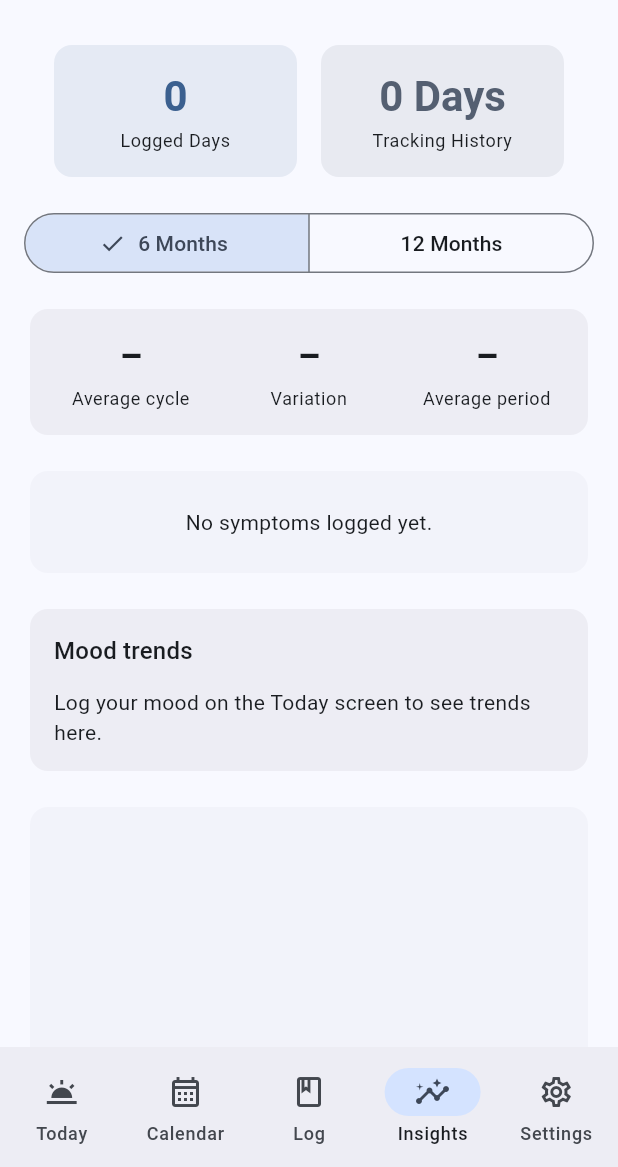
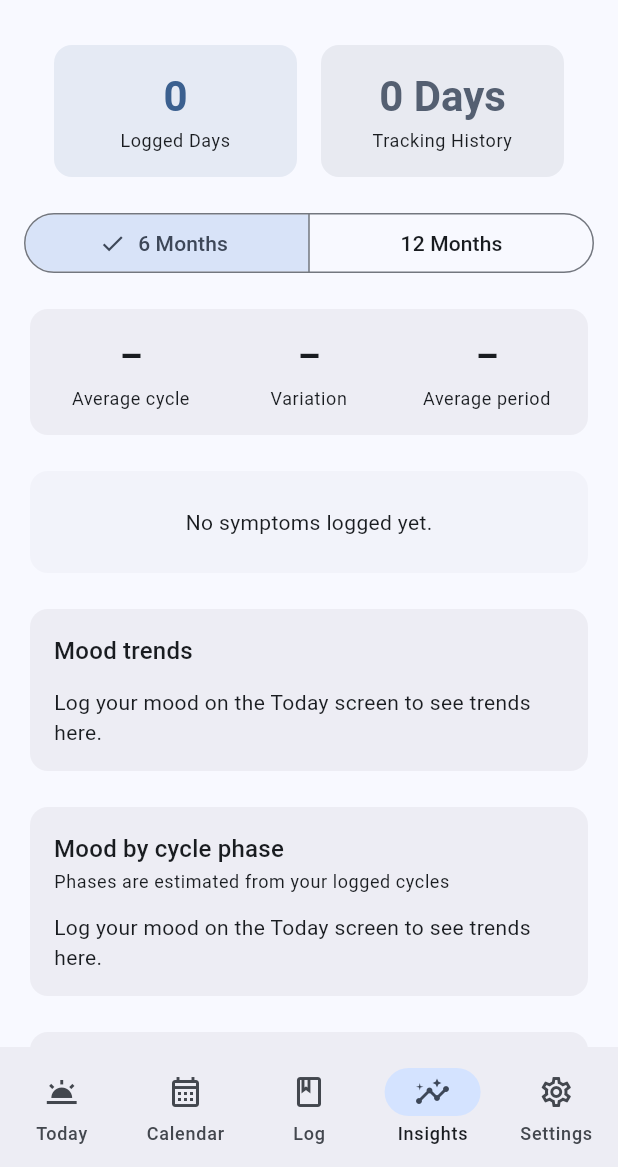
Before and after one commit to burakaydogmus/ruya, a Flutter app: the MainScreen screen opened directly, item 4 of the bottom bar chosen, on a phone screen of 412 x 824 dp, the part 69-1236 px from its top. Run offline on Flutter 3.47's test engine with Material 3 defaults, Android fonts, the phone set to English and light mode, and no system bars; drawn by our look-alikes of dynamic_color; our stand-ins replace file_picker, fl_chart, flutter_colorpicker, flutter_local_notifications, flutter_secure_storage, flutter_timezone and 7 more; missing offline and left inert: age_calculator, cryptography, home_widget, scrollable_clean_calendar, watch_connectivity; accounts and stored records are empty; generated files the repository leaves out were written again.

Commit message:
Extend insights: pill adherence, mood by cycle phase, cycle history
- lib/insights/insight_calculators.dart (pure Dart):
  PillAdherence counts active pill days (placebo skipped, today only once
  logged) as on time / late / skipped / not logged;
  MoodByPhase buckets moods by the phase of their own cycle using the same
  ovulation rule as CyclePhasePredictor (cross-checked day by day in tests);
  CycleHistory lists cycles newest first
- Insights tab shows the new cards (mood by phase only for natural cycles,
  pill card only with an active regimen)
- docs: milestone 2 status and Android limits of discrete mode
- 124 tests

```diff
--- /dev/null
+++ b/app/lib/insights/insight_calculators.dart
@@ -0,0 +1,164 @@
+import 'dart:math';
+
+import 'package:ruya/models/birth_control/pills/pill_intake.dart';
+import 'package:ruya/models/birth_control/pills/pill_regimen.dart';
+import 'package:ruya/models/birth_control/pills/pill_status_enum.dart';
+import 'package:ruya/models/cycle_phase/cycle_phase_enum.dart';
+import 'package:ruya/models/period_logs/daily_log_enums.dart';
+import 'package:ruya/models/period_logs/log_day.dart';
+import 'package:ruya/models/periods/period.dart';
+
+DateTime _d(DateTime d) => DateTime(d.year, d.month, d.day);
+
+int _diff(DateTime a, DateTime b) =>
+    DateTime.utc(a.year, a.month, a.day).difference(DateTime.utc(b.year, b.month, b.day)).inDays;
+
+/// Pill adherence for active (non-placebo) pill days.
+class PillAdherence {
+  const PillAdherence({
+    required this.expected,
+    required this.onTime,
+    required this.late,
+    required this.skipped,
+    required this.missed,
+  });
+
+  final int expected;
+  final int onTime;
+  final int late;
+  final int skipped;
+
+  /// Active pill days with no entry at all.
+  final int missed;
+
+  /// Share of active pills that were taken (on time or late), 0..1.
+  double? get takenRate => expected == 0 ? null : (onTime + late) / expected;
+
+  static const empty = PillAdherence(expected: 0, onTime: 0, late: 0, skipped: 0, missed: 0);
+
+  /// Counts every active pill day from max(regimen start, [since]) up to
+  /// yesterday; today counts only once an entry exists (it can still be taken).
+  static PillAdherence compute({
+    required PillRegimen regimen,
+    required List<PillIntake> intakes,
+    required DateTime since,
+    DateTime? now,
+  }) {
+    final today = _d(now ?? DateTime.now());
+    final start = _d(regimen.startDate);
+    final packLength = regimen.activePills + regimen.placeboPills;
+    if (packLength <= 0 || regimen.activePills <= 0) return empty;
+
+    final byDay = <DateTime, PillIntake>{for (final i in intakes) _d(i.scheduledDate): i};
+    var from = _d(since).isAfter(start) ? _d(since) : start;
+    var expected = 0, onTime = 0, late = 0, skipped = 0, missed = 0;
+    for (var day = from; !day.isAfter(today); day = DateTime(day.year, day.month, day.day + 1)) {
+      final indexInPack = _diff(day, start) % packLength;
+      if (indexInPack >= regimen.activePills) continue; // placebo / break
+      final intake = byDay[day];
+      if (day == today && intake == null) continue;
+      expected++;
+      switch (intake?.status) {
+        case PillIntakeStatus.taken:
+          onTime++;
+        case PillIntakeStatus.late:
+          late++;
+        case PillIntakeStatus.skipped:
+          skipped++;
+        case null:
+          missed++;
+      }
+    }
+    return PillAdherence(expected: expected, onTime: onTime, late: late, skipped: skipped, missed: missed);
+  }
+}
+
+/// One row of the cycle history list.
+class CycleHistoryEntry {
+  const CycleHistoryEntry({required this.start, required this.periodDays, this.cycleLength});
+
+  final DateTime start;
+  final int periodDays;
+
+  /// Null for the current (unfinished) cycle.
+  final int? cycleLength;
+}
+
+class CycleHistory {
+  CycleHistory._();
+
+  /// Most recent first, at most [limit] entries.
+  static List<CycleHistoryEntry> build(List<Period> periods, {int limit = 12}) {
+    final sorted = List<Period>.from(periods)..sort((a, b) => a.startDate.compareTo(b.startDate));
+    final entries = <CycleHistoryEntry>[
+      for (var i = 0; i < sorted.length; i++)
+        CycleHistoryEntry(
+          start: _d(sorted[i].startDate),
+          periodDays: sorted[i].totalDays,
+          cycleLength: i + 1 < sorted.length ? _diff(sorted[i + 1].startDate, sorted[i].startDate) : null,
+        ),
+    ];
+    return entries.reversed.take(limit).toList();
+  }
+}
+
+/// Mood counts grouped by the (estimated) cycle phase of the day they were logged.
+///
+/// Phase per day uses the actual cycle the day belongs to: period days are
+/// menstrual; ovulation ≈ next period − luteal length; the 5 days before it plus
+/// ovulation day are the fertile window; after that luteal. Days in a cycle
+/// longer than [maxCycleLength] (tracking gaps) or after the last period without
+/// a known cycle length beyond [maxCycleLength] are skipped.
+class MoodByPhase {
+  MoodByPhase._();
+
+  static const int maxCycleLength = 45;
+  static const List<CyclePhase> phases = [
+    CyclePhase.menstruation,
+    CyclePhase.follicular,
+    CyclePhase.fertileWindow,
+    CyclePhase.luteal,
+  ];
+
+  static Map<CyclePhase, Map<Mood, int>> compute({
+    required List<Period> periods,
+    required List<LogDay> logs,
+    int lutealPhaseLength = 14,
+    int defaultCycleLength = 28,
+  }) {
+    final sorted = List<Period>.from(periods)..sort((a, b) => a.startDate.compareTo(b.startDate));
+    final result = {for (final p in phases) p: <Mood, int>{}};
+    if (sorted.isEmpty) return result;
+
+    for (final log in logs) {
+      if (log.moods.isEmpty) continue;
+      final day = _d(log.date);
+      final idx = sorted.lastIndexWhere((p) => !_d(p.startDate).isAfter(day));
+      if (idx < 0) continue;
+      final period = sorted[idx];
+      final start = _d(period.startDate);
+      final cycleLength = idx + 1 < sorted.length ? _diff(sorted[idx + 1].startDate, start) : defaultCycleLength;
+      final cycleDay = _diff(day, start) + 1;
+      if (cycleLength > maxCycleLength || cycleDay > maxCycleLength) continue;
+
+      final luteal = min(lutealPhaseLength, max(1, cycleLength - period.totalDays));
+      // 1-based cycle day of ovulation; same as CyclePhasePredictor (next period - luteal).
+      final ovulationDay = cycleLength - luteal + 1;
+      final CyclePhase phase;
+      if (cycleDay <= period.totalDays) {
+        phase = CyclePhase.menstruation;
+      } else if (cycleDay > ovulationDay) {
+        phase = CyclePhase.luteal;
+      } else if (cycleDay >= ovulationDay - 5) {
+        phase = CyclePhase.fertileWindow;
+      } else {
+        phase = CyclePhase.follicular;
+      }
+      final counts = result[phase]!;
+      for (final mood in log.moods) {
+        counts[mood] = (counts[mood] ?? 0) + 1;
+      }
+    }
+    return result;
+  }
+}
--- a/app/lib/screens/dashboards/logs/widgets/tabs/logs_screen_insights_tab.dart
+++ b/app/lib/screens/dashboards/logs/widgets/tabs/logs_screen_insights_tab.dart
@@ -18,6 +18,10 @@ import 'package:ruya/widgets/insights/monthly_flow.dart';
 import 'package:ruya/widgets/insights/mood_frequency.dart';
 import 'package:ruya/widgets/insights/cycle_overview.dart';
 import 'package:ruya/models/period_logs/daily_log_enums.dart';
+import 'package:ruya/insights/insight_calculators.dart';
+import 'package:ruya/widgets/insights/extended_insights.dart';
+import 'package:ruya/database/repositories/pills_repository.dart';
+import 'package:ruya/services/settings_service.dart';
 
 import 'package:ruya/l10n/app_localizations.dart';
 import 'package:provider/provider.dart';
@@ -80,7 +84,17 @@ class _LogsScreenInsightsTab extends State<LogsScreenInsightsTab> {
       periodService.getMonthlyPeriodFlowsSince(_insightsDataStartDate),
       logsService.getSymptomFrequencySince(_insightsDataStartDate),
       logsService.getMoodFrequencySince(_insightsDataStartDate),
+      _loadPillAdherence(),
     ]);
+  }
+
+  /// Adherence for the active pill regimen in the selected range, or null.
+  Future<PillAdherence?> _loadPillAdherence() async {
+    final repo = PillsRepository();
+    final regimen = await repo.readActivePillRegimen();
+    if (regimen?.id == null) return null;
+    final intakes = await repo.readIntakesForRegimen(regimen!.id!);
+    return PillAdherence.compute(regimen: regimen, intakes: intakes, since: _insightsDataStartDate);
   }
 
   String _formatLoggingSpan(List<LogDay> allLogs, AppLocalizations l10n) {
@@ -130,6 +144,13 @@ class _LogsScreenInsightsTab extends State<LogsScreenInsightsTab> {
           final allFlows = snapshot.data![2] as List<MonthlyFlowData>;
           final symptomCounts = snapshot.data![3] as Map<Symptom, int>;
           final moodCounts = snapshot.data![4] as Map<Mood, int>;
+          final pillAdherence = snapshot.data![5] as PillAdherence?;
+          final settings = context.read<SettingsService>();
+          final moodByPhase = MoodByPhase.compute(
+            periods: periodService.periodEntries,
+            logs: allLogs,
+            lutealPhaseLength: settings.lutealPhaseLength,
+          );
           final CycleStats? cycleStats = PeriodPredictor.getCycleStats(allPeriods);
           final PeriodStats? periodStats = PeriodPredictor.getPeriodStats(allPeriods);
 
@@ -182,6 +203,20 @@ class _LogsScreenInsightsTab extends State<LogsScreenInsightsTab> {
                 const SizedBox(height: 16.0),
 
                 MoodFrequencyWidget(moodCounts: moodCounts),
+
+                if (settings.isNaturalCycle) ...[
+                  const SizedBox(height: 16.0),
+                  MoodByPhaseWidget(data: moodByPhase),
+                ],
+
+                if (pillAdherence != null) ...[
+                  const SizedBox(height: 16.0),
+                  PillAdherenceWidget(adherence: pillAdherence),
+                ],
+
+                const SizedBox(height: 16.0),
+
+                CycleHistoryWidget(entries: CycleHistory.build(periodService.periodEntries)),
 
                 const SizedBox(height: 16.0),
 
--- /dev/null
+++ b/app/lib/widgets/insights/extended_insights.dart
@@ -0,0 +1,178 @@
+import 'package:flutter/material.dart';
+import 'package:intl/intl.dart';
+import 'package:ruya/insights/insight_calculators.dart';
+import 'package:ruya/l10n/app_localizations.dart';
+import 'package:ruya/models/cycle_phase/cycle_phase_enum.dart';
+import 'package:ruya/models/period_logs/daily_log_enums.dart';
+
+class _InsightCard extends StatelessWidget {
+  const _InsightCard({required this.title, required this.child, this.subtitle});
+
+  final String title;
+  final String? subtitle;
+  final Widget child;
+
+  @override
+  Widget build(BuildContext context) {
+    final theme = Theme.of(context);
+    return Card(
+      elevation: 0,
+      color: theme.colorScheme.surfaceContainer,
+      child: Padding(
+        padding: const EdgeInsets.all(16),
+        child: Column(
+          crossAxisAlignment: CrossAxisAlignment.start,
+          children: [
+            Text(title, style: theme.textTheme.titleMedium),
+            if (subtitle != null) ...[
+              const SizedBox(height: 2),
+              Text(subtitle!, style: theme.textTheme.bodySmall),
+            ],
+            const SizedBox(height: 12),
+            child,
+          ],
+        ),
+      ),
+    );
+  }
+}
+
+/// Pill adherence for the active regimen in the selected range.
+class PillAdherenceWidget extends StatelessWidget {
+  const PillAdherenceWidget({super.key, required this.adherence});
+
+  final PillAdherence adherence;
+
+  @override
+  Widget build(BuildContext context) {
+    final l10n = AppLocalizations.of(context)!;
+    final theme = Theme.of(context);
+    final rate = adherence.takenRate;
+
+    Widget stat(String label, int value, Color color) => Expanded(
+          child: Column(
+            children: [
+              Text('$value', style: theme.textTheme.titleLarge?.copyWith(color: color, fontWeight: FontWeight.w600)),
+              Text(label, textAlign: TextAlign.center, style: theme.textTheme.bodySmall),
+            ],
+          ),
+        );
+
+    return _InsightCard(
+      title: l10n.insights_pillTitle,
+      subtitle: rate == null ? null : l10n.insights_pillRate((rate * 100).round()),
+      child: rate == null
+          ? Text(l10n.insights_pillEmpty)
+          : Column(
+              children: [
+                ClipRRect(
+                  borderRadius: BorderRadius.circular(4),
+                  child: LinearProgressIndicator(value: rate, minHeight: 10),
+                ),
+                const SizedBox(height: 12),
+                Row(
+                  children: [
+                    stat(l10n.insights_pillOnTime, adherence.onTime, Colors.green.shade600),
+                    stat(l10n.insights_pillLate, adherence.late, Colors.amber.shade700),
+                    stat(l10n.insights_pillSkipped, adherence.skipped, Colors.blueGrey),
+                    stat(l10n.insights_pillMissed, adherence.missed, theme.colorScheme.error),
+                  ],
+                ),
+              ],
+            ),
+    );
+  }
+}
+
+/// Recent cycles with their period and cycle lengths.
+class CycleHistoryWidget extends StatelessWidget {
+  const CycleHistoryWidget({super.key, required this.entries});
+
+  final List<CycleHistoryEntry> entries;
+
+  @override
+  Widget build(BuildContext context) {
+    final l10n = AppLocalizations.of(context)!;
+    final theme = Theme.of(context);
+    final fmt = DateFormat.yMMMd(l10n.localeName);
+
+    return _InsightCard(
+      title: l10n.insights_historyTitle,
+      child: entries.isEmpty
+          ? Text(l10n.insights_historyEmpty)
+          : Column(
+              children: [
+                Row(
+                  children: [
+                    Expanded(flex: 4, child: Text(l10n.report_colStart, style: theme.textTheme.labelMedium)),
+                    Expanded(flex: 3, child: Text(l10n.report_colPeriod, style: theme.textTheme.labelMedium)),
+                    Expanded(flex: 3, child: Text(l10n.report_colCycle, style: theme.textTheme.labelMedium)),
+                  ],
+                ),
+                const Divider(),
+                for (final e in entries)
+                  Padding(
+                    padding: const EdgeInsets.symmetric(vertical: 4),
+                    child: Row(
+                      children: [
+                        Expanded(flex: 4, child: Text(fmt.format(e.start))),
+                        Expanded(flex: 3, child: Text(l10n.insights_days(e.periodDays))),
+                        Expanded(
+                          flex: 3,
+                          child: Text(
+                            e.cycleLength == null ? l10n.insights_historyCurrent : l10n.insights_days(e.cycleLength!),
+                            style: e.cycleLength == null ? theme.textTheme.bodyMedium?.copyWith(fontStyle: FontStyle.italic) : null,
+                          ),
+                        ),
+                      ],
+                    ),
+                  ),
+              ],
+            ),
+    );
+  }
+}
+
+/// Most frequent moods for each estimated cycle phase.
+class MoodByPhaseWidget extends StatelessWidget {
+  const MoodByPhaseWidget({super.key, required this.data});
+
+  final Map<CyclePhase, Map<Mood, int>> data;
+
+  @override
+  Widget build(BuildContext context) {
+    final l10n = AppLocalizations.of(context)!;
+    final theme = Theme.of(context);
+    final hasAny = data.values.any((m) => m.isNotEmpty);
+
+    return _InsightCard(
+      title: l10n.insights_moodByPhaseTitle,
+      subtitle: l10n.insights_moodByPhaseSubtitle,
+      child: !hasAny
+          ? Text(l10n.insights_moodEmpty)
+          : Column(
+              children: [
+                for (final phase in MoodByPhase.phases)
+                  Padding(
+                    padding: const EdgeInsets.symmetric(vertical: 6),
+                    child: Row(
+                      crossAxisAlignment: CrossAxisAlignment.start,
+                      children: [
+                        Icon(phase.icon, size: 18, color: phase.color),
+                        const SizedBox(width: 8),
+                        SizedBox(width: 120, child: Text(phase.getPhaseName(l10n), style: theme.textTheme.labelLarge)),
+                        Expanded(child: Text(_top(data[phase]!, l10n))),
+                      ],
+                    ),
+                  ),
+              ],
+            ),
+    );
+  }
+
+  String _top(Map<Mood, int> counts, AppLocalizations l10n) {
+    if (counts.isEmpty) return '–';
+    final sorted = counts.entries.toList()..sort((a, b) => b.value.compareTo(a.value));
+    return sorted.take(3).map((e) => '${e.key.emoji} ${e.key.getDisplayName(l10n)} (${e.value})').join('  ');
+  }
+}
```
Also changed, not shown: app/lib/l10n/app_en.arb (+53 -0 lines), app/lib/l10n/app_tr.arb (+13 -1 lines), 3 other files.
